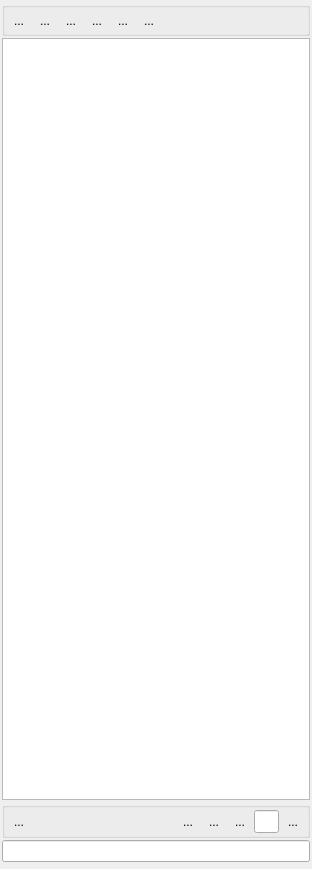
This is Plugins/org.mitk.gui.qt.multilabelsegmentation/src/internal/Common/QmitkLabelSetWidgetControls.ui in MITK/MITK as Qt 5 draws it before an edit. The edited form follows.
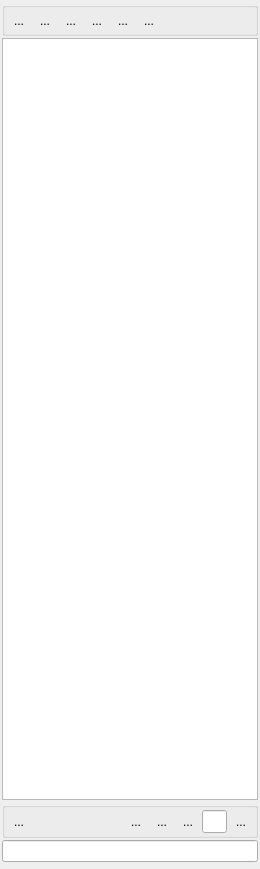
This is the edited form. Icons and pictures are not drawn. Custom widgets are drawn as their Qt base class.

Commit message: added index check

The edit to the form file:
```diff
--- a/Plugins/org.mitk.gui.qt.multilabelsegmentation/src/internal/Common/QmitkLabelSetWidgetControls.ui
+++ b/Plugins/org.mitk.gui.qt.multilabelsegmentation/src/internal/Common/QmitkLabelSetWidgetControls.ui
@@ -6,7 +6,7 @@
    <rect>
     <x>0</x>
     <y>0</y>
-    <width>312</width>
+    <width>260</width>
     <height>869</height>
    </rect>
   </property>
@@ -183,7 +183,7 @@
         </property>
         <property name="sizeHint" stdset="0">
          <size>
-          <width>15</width>
+          <width>5</width>
           <height>20</height>
          </size>
         </property>
@@ -250,7 +250,7 @@
         </property>
         <property name="sizeHint" stdset="0">
          <size>
-          <width>70</width>
+          <width>5</width>
           <height>20</height>
          </size>
         </property>
```
Left out of the diff: 3 changed lines with no effect on the pictures. The commit also changes 2 other files.
